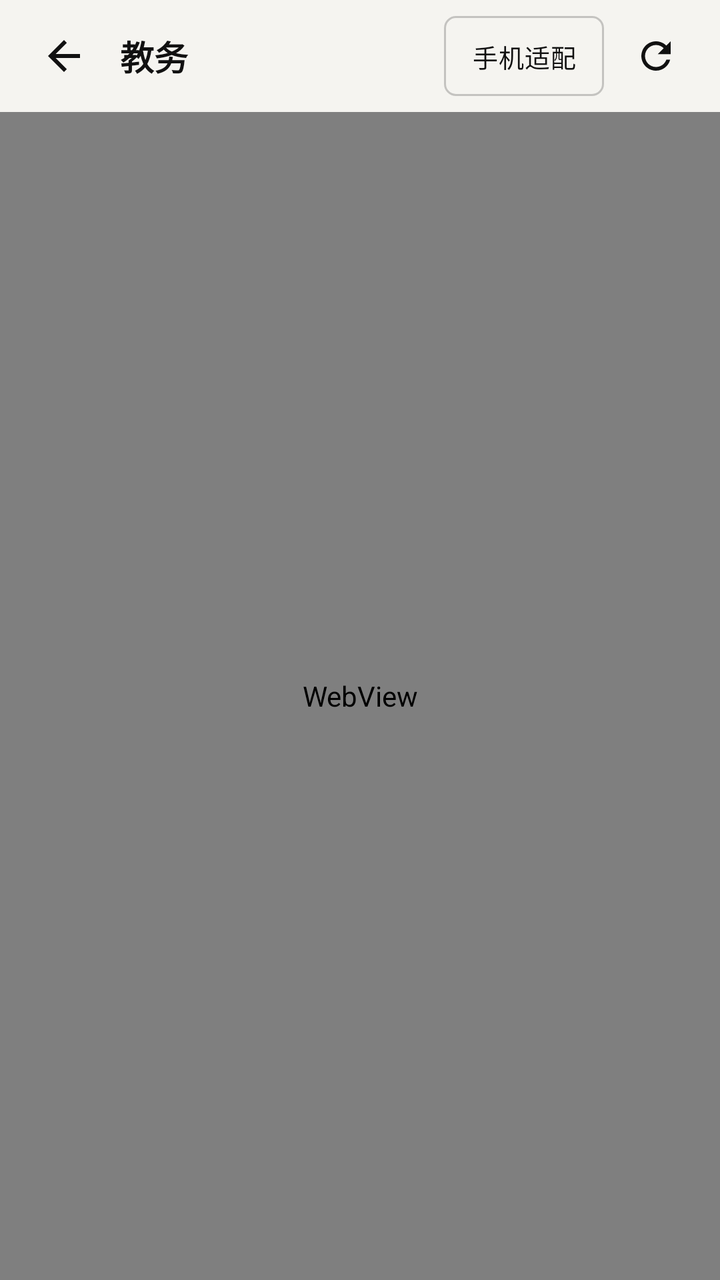
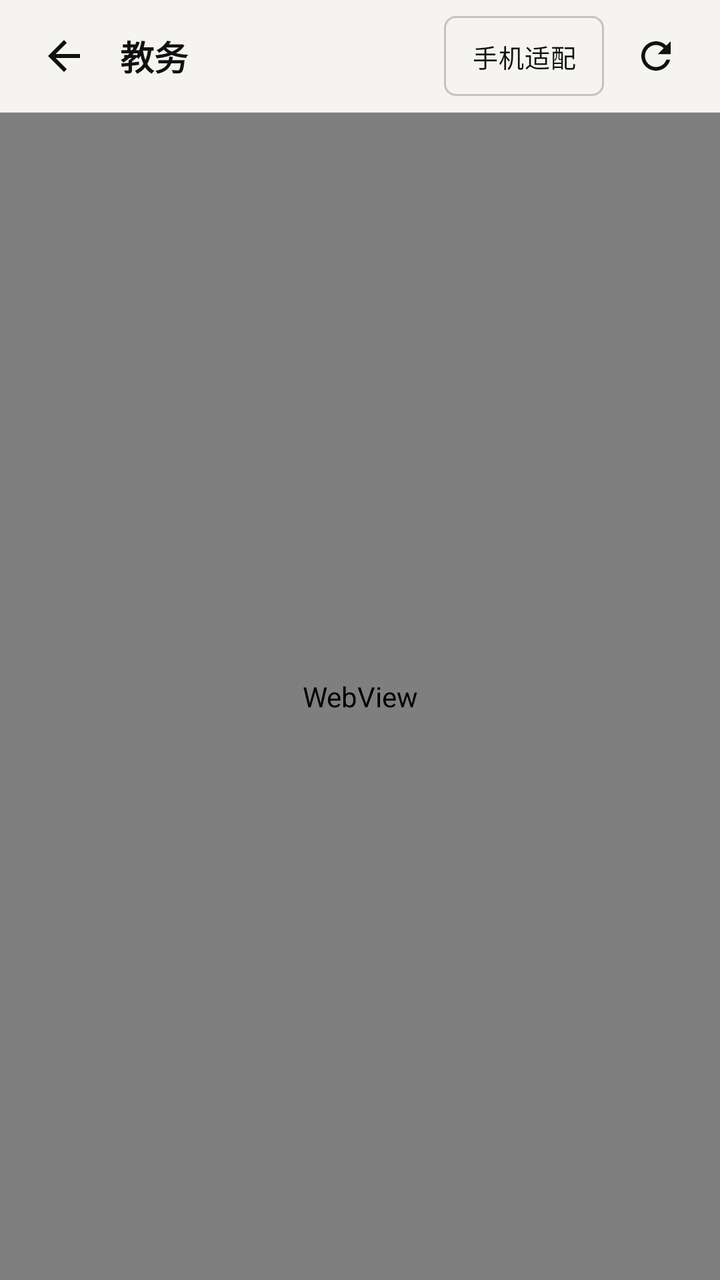

The first picture is an Android layout as it rendered before a commit; the second is the same layout after the commit. The layout source and the unified diff follow.
<!-- AndroidManifest.xml: application theme Theme.EcutCampus -->
<!-- res/layout/activity_web.xml -->
<?xml version="1.0" encoding="utf-8"?>
<LinearLayout xmlns:android="http://schemas.android.com/apk/res/android"
    xmlns:app="http://schemas.android.com/apk/res-auto"
    android:layout_width="match_parent"
    android:layout_height="match_parent"
    android:background="?attr/gBg"
    android:orientation="vertical">

    <LinearLayout
        android:layout_width="match_parent"
        android:layout_height="56dp"
        android:background="?attr/gBg"
        android:gravity="center_vertical"
        android:orientation="horizontal"
        android:paddingHorizontal="8dp">

        <ImageButton
            android:id="@+id/btn_web_back"
            android:layout_width="48dp"
            android:layout_height="48dp"
            android:background="?attr/selectableItemBackgroundBorderless"
            android:contentDescription="返回"
            android:src="@drawable/ic_back" />

        <TextView
            android:id="@+id/web_title"
            android:layout_width="0dp"
            android:layout_height="wrap_content"
            android:layout_marginStart="4dp"
            android:layout_weight="1"
            android:ellipsize="end"
            android:fontFamily="sans-serif-medium"
            android:maxLines="1"
            android:text="教务"
            android:textColor="?attr/gInk"
            android:textSize="17sp"
            android:textStyle="bold" />

        <com.google.android.material.button.MaterialButton
            android:id="@+id/btn_toggle_fit"
            style="@style/Gauge.Button.Outline.Compact"
            android:layout_width="wrap_content"
            android:layout_height="wrap_content"
            android:text="手机适配"
            android:textSize="12.5sp" />

        <ImageButton
            android:id="@+id/btn_web_refresh"
            android:layout_width="48dp"
            android:layout_height="48dp"
            android:layout_marginStart="2dp"
            android:background="?attr/selectableItemBackgroundBorderless"
            android:contentDescription="刷新"
            android:src="@drawable/ic_refresh" />
    </LinearLayout>

    <ProgressBar
        android:id="@+id/progress"
        style="?android:attr/progressBarStyleHorizontal"
        android:layout_width="match_parent"
        android:layout_height="2dp"
        android:max="100"
        android:progressTint="?attr/gInk"
        android:visibility="gone" />

    <FrameLayout
        android:layout_width="match_parent"
        android:layout_height="0dp"
        android:layout_weight="1">

        <WebView
            android:id="@+id/webview"
            android:layout_width="match_parent"
            android:layout_height="match_parent" />

        
        <LinearLayout
            android:id="@+id/web_hint"
            android:layout_width="match_parent"
            android:layout_height="wrap_content"
            android:layout_gravity="bottom"
            android:layout_marginStart="16dp"
            android:layout_marginEnd="16dp"
            android:layout_marginBottom="80dp"
            android:background="@drawable/bg_gauge_menu"
            android:elevation="10dp"
            android:gravity="center_vertical"
            android:orientation="horizontal"
            android:paddingVertical="12dp"
            android:paddingStart="16dp"
            android:paddingEnd="8dp"
            android:visibility="gone">

            <View
                android:layout_width="6dp"
                android:layout_height="6dp"
                android:layout_marginEnd="10dp"
                android:background="?attr/gAccent" />

            <TextView
                android:id="@+id/web_hint_text"
                android:layout_width="0dp"
                android:layout_height="wrap_content"
                android:layout_weight="1"
                android:lineSpacingExtra="2dp"
                android:textColor="?attr/gInk"
                android:textSize="13sp" />

            <TextView
                android:id="@+id/web_hint_close"
                android:layout_width="wrap_content"
                android:layout_height="48dp"
                android:layout_marginStart="8dp"
                android:background="?attr/selectableItemBackground"
                android:fontFamily="sans-serif-medium"
                android:gravity="center"
                android:paddingHorizontal="12dp"
                android:text="知道了"
                android:textColor="?attr/gSub"
                android:textSize="13sp" />
        </LinearLayout>

        
        <com.google.android.material.button.MaterialButton
            android:id="@+id/btn_import_page"
            style="@style/Gauge.Button"
            android:layout_width="wrap_content"
            android:layout_height="wrap_content"
            android:layout_gravity="bottom|center_horizontal"
            android:layout_marginBottom="24dp"
            android:paddingStart="24dp"
            android:paddingEnd="24dp"
            android:text="导入此页课表"
            android:visibility="gone"
            app:cornerRadius="24dp" />
    </FrameLayout>

</LinearLayout>
<!-- resources referenced by this layout -->
<resources>
  <!-- drawable bg_gauge_menu (drawable) -->
  <?xml version="1.0" encoding="utf-8"?>
  <shape xmlns:android="http://schemas.android.com/apk/res/android" android:shape="rectangle">
      <corners android:radius="?attr/gSmallRadius" />
      <solid android:color="?attr/gDialog" />
      <stroke android:width="1px" android:color="?attr/gCardStroke" />
  </shape>
  <!-- drawable ic_back (drawable) -->
  <vector xmlns:android="http://schemas.android.com/apk/res/android"
      android:width="24dp"
      android:height="24dp"
      android:viewportWidth="24"
      android:viewportHeight="24">
      <path
          android:fillColor="?attr/gInk"
          android:pathData="M20,11H7.83l5.59,-5.59L12,4l-8,8 8,8 1.41,-1.41L7.83,13H20v-2z" />
  </vector>
  <style name="Gauge.Button.Outline.Compact">
          <item name="android:insetTop">4dp</item>
          <item name="android:insetBottom">4dp</item>
          <item name="android:minWidth">56dp</item>
          <item name="android:paddingStart">14dp</item>
          <item name="android:paddingEnd">14dp</item>
          <item name="android:textSize">13sp</item>
      </style>
  <color name="g_paper">#F5F4F0</color>
  <color name="g_card">#FBFAF7</color>
  <color name="g_line">#E9E7E1</color>
  <color name="g_ink">#111111</color>
  <color name="g_sub">#55554F</color>
  <color name="g_sub2">#45453F</color>
  <color name="g_mute">#9A9993</color>
  <color name="g_chip">#ECEAE4</color>
  <color name="g_accent">#FF4A1C</color>
  <color name="g_hair">#17000000</color>
  <color name="g_stroke">#33000000</color>
  <color name="g_ink_18">#2E111111</color>
  <color name="g_ink_12">#1F111111</color>
  <color name="g_ink_08">#14111111</color>
  <color name="g_paper_e8">#E8F5F4F0</color>
  <color name="g_paper_c8">#C8F5F4F0</color>
  <color name="g_on_ink">#FBFAF7</color>
  <color name="g_warn">#B4540A</color>
  <color name="g_ok">#2F5D3A</color>
  <style name="Gauge.Shape.Small" parent="">
          <item name="cornerFamily">rounded</item>
          <item name="cornerSize">6dp</item>
      </style>
  <style name="Gauge.Shape.Medium" parent="">
          <item name="cornerFamily">rounded</item>
          <item name="cornerSize">8dp</item>
      </style>
  <style name="Gauge.Dialog.Framework" parent="android:Theme.Material.Light.Dialog.Alert">
          <item name="android:windowBackground">@drawable/bg_gauge_dialog</item>
          <item name="android:colorAccent">?attr/gInk</item>
          <item name="android:colorPrimary">?attr/gInk</item>
          <item name="android:textColorPrimary">?attr/gInk</item>
          <item name="android:textColorSecondary">?attr/gSub</item>
          <item name="android:backgroundDimAmount">0.28</item>
      </style>
  <style name="Gauge.WindowAnimation" parent="@android:style/Animation.Activity">
          <item name="android:activityOpenEnterAnimation">@anim/gauge_enter</item>
          <item name="android:activityOpenExitAnimation">@anim/gauge_exit</item>
          <item name="android:activityCloseEnterAnimation">@anim/gauge_pop_enter</item>
          <item name="android:activityCloseExitAnimation">@anim/gauge_pop_exit</item>
      </style>
  <!-- drawable bg_gauge_dialog (drawable) -->
  <?xml version="1.0" encoding="utf-8"?>
  <inset xmlns:android="http://schemas.android.com/apk/res/android"
      android:insetLeft="24dp" android:insetRight="24dp"
      android:insetTop="40dp" android:insetBottom="40dp">
      <shape android:shape="rectangle">
          <corners android:radius="?attr/gCardRadius" />
          <solid android:color="?attr/gDialog" />
          <stroke android:width="1px" android:color="?attr/gCardStroke" />
      </shape>
  </inset>
  <style name="Gauge.Button.Text" parent="Widget.Material3.Button.TextButton.Dialog">
          <item name="android:textColor">?attr/gInk</item>
          <item name="rippleColor">?attr/gHair</item>
      </style>
  <!-- unchanged entries left out for length: 4 -->
</resources>

<!-- the commit's change to res/layout/activity_web.xml (unified diff, before → after) -->
@@ -9,7 +9,7 @@
     <LinearLayout
         android:layout_width="match_parent"
         android:layout_height="56dp"
-        android:background="?attr/gBg"
+        android:background="?attr/gPaper"
         android:gravity="center_vertical"
         android:orientation="horizontal"
         android:paddingHorizontal="8dp">
@@ -53,6 +53,11 @@
             android:contentDescription="刷新"
             android:src="@drawable/ic_refresh" />
     </LinearLayout>
+
+    <View
+        android:layout_width="match_parent"
+        android:layout_height="1px"
+        android:background="?attr/gHair" />
 
     <ProgressBar
         android:id="@+id/progress"
